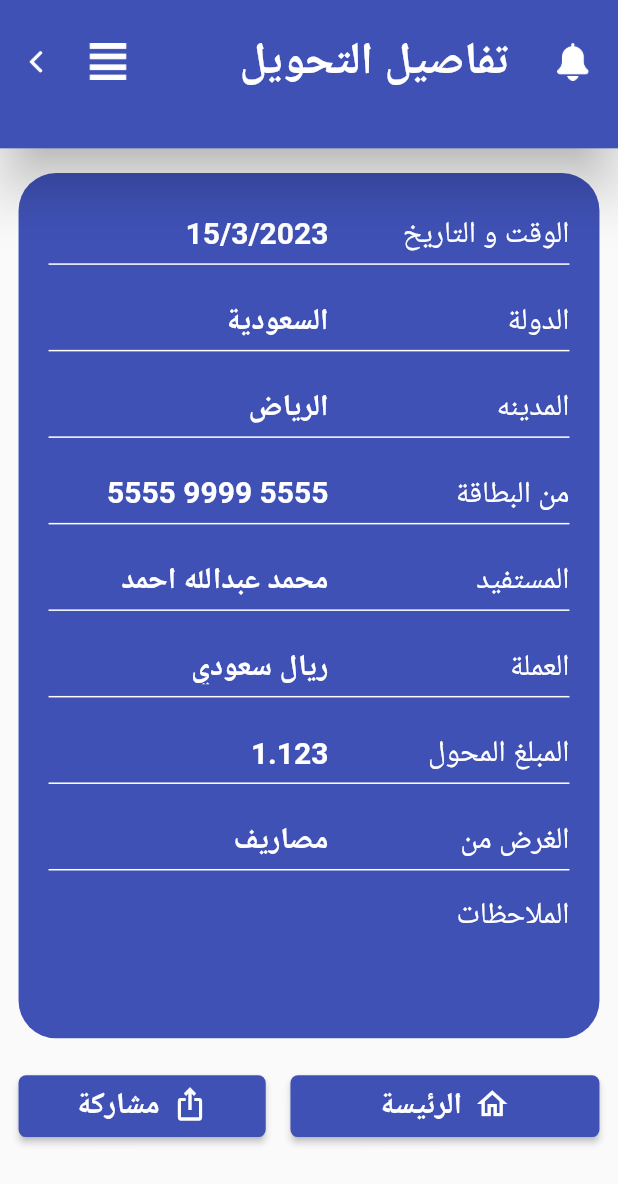
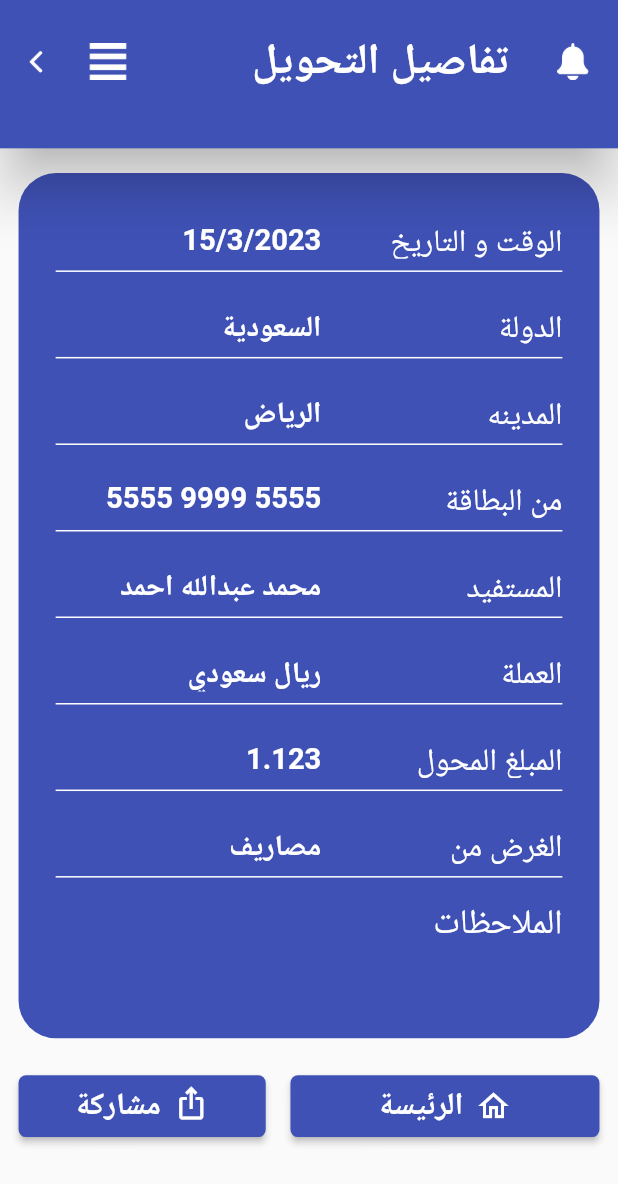
Before and after one commit to MohamedSayedBayoumy/bank_app, a Flutter app: the DetailsTransfer screen opened directly, on a phone screen of 412 x 824 dp. Shown: the top 1184 px of the screen. Run offline on Flutter 3.47's test engine with Material 2 defaults, Android fonts, the phone set to English and light mode, and no system bars; our stand-ins replace animate_do, flutter_screenutil; Roboto replaces fonts that are missing (Ubuntu).

Commit message:
bank_app

```diff
--- a/lib/peresntation/components/app_bar/appbar_component.dart
+++ b/lib/peresntation/components/app_bar/appbar_component.dart
@@ -1,7 +1,8 @@
 import 'package:bank_app/peresntation/components/Directionality_component.dart';
-import 'package:bank_app/peresntation/screens/LoginScreen_screen.dart';
+import 'package:bank_app/peresntation/screens/login&register_screens/LoginScreen_screen.dart';
 import 'package:bank_app/peresntation/screens/last_data_screen.dart';
 import 'package:flutter/material.dart';
+import 'package:flutter_screenutil/flutter_screenutil.dart';
 
 class NaturalAppBar extends StatelessWidget implements PreferredSizeWidget {
   dynamic title;
@@ -50,10 +51,10 @@ class NaturalAppBar extends StatelessWidget implements PreferredSizeWidget {
         flexibleSpace: Container(height: heightFlexibleSpace),
         title: Text(
           title,
-          style: const TextStyle(
+          style: TextStyle(
               fontFamily: 'Ubuntu',
               fontWeight: FontWeight.bold,
-              fontSize: 30,
+              fontSize: 25.sp,
               color: Colors.white),
         ),
       ),
--- a/lib/peresntation/components/app_bar/custom_app_bar.dart
+++ b/lib/peresntation/components/app_bar/custom_app_bar.dart
@@ -27,7 +27,7 @@ class CustomAppBar extends StatelessWidget implements PreferredSizeWidget{
           onPressed: onPressedButtonBell ,
           icon: Image.asset(
             "assets/icons/bell.png",
-            width: 25,
+            width: media.height*.03,
           )) : null ,
       widgets: [
         IconButton(
--- a/lib/peresntation/components/text_component.dart
+++ b/lib/peresntation/components/text_component.dart
@@ -1,4 +1,5 @@
 import 'package:flutter/material.dart';
+import 'package:flutter_screenutil/flutter_screenutil.dart';
 
 class TextComponent extends StatelessWidget {
   String text;
@@ -18,7 +19,8 @@ class TextComponent extends StatelessWidget {
       style: TextStyle(
         fontFamily: fontFamily,
           color: colorText ?? Colors.indigo.shade500,
-          fontSize: fontSize ?? 25,
+          fontSize: fontSize  ?? 25.sp,
+
           fontWeight: isBold == true ? FontWeight.bold : null),
     );
   }
--- a/lib/peresntation/screens/transfer_screens/add_new_transfar.dart
+++ b/lib/peresntation/screens/transfer_screens/add_new_transfar.dart
@@ -112,8 +112,10 @@
 // }
 import 'package:bank_app/peresntation/components/general_button_component.dart';
 import 'package:bank_app/peresntation/components/genral_padding.dart';
+import 'package:bank_app/peresntation/components/text_component.dart';
 import 'package:bank_app/peresntation/components/textfiled_component.dart';
 import 'package:flutter/material.dart';
+import 'package:flutter_screenutil/flutter_screenutil.dart';
 
 import '../../components/app_bar/custom_app_bar.dart';
 import '../../components/drop_list_component.dart';
@@ -218,7 +220,7 @@ class AddNewTransfer extends StatelessWidget {
               onPressed: () {},
               color: Colors.indigo,
               height: media.height * .05,
-              child: const Text("تحويل" ,style: TextStyle(fontWeight: FontWeight.w900),),
+              child:  TextComponent(text : "تحويل" ,isBold: true ,fontSize: 18.sp ,colorText: Colors.white,),
             ),
           ],
         ),
--- a/lib/peresntation/screens/transfer_screens/details_transfer.dart
+++ b/lib/peresntation/screens/transfer_screens/details_transfer.dart
@@ -2,6 +2,7 @@ import 'package:bank_app/peresntation/components/Directionality_component.dart';
 import 'package:bank_app/peresntation/components/genral_padding.dart';
 import 'package:bank_app/peresntation/components/space_component.dart';
 import 'package:flutter/material.dart';
+import 'package:flutter_screenutil/flutter_screenutil.dart';
 import '../../components/app_bar/appbar_component.dart';
 import '../../components/app_bar/custom_app_bar.dart';
 import '../../components/general_button_component.dart';
@@ -46,8 +47,7 @@ class DetailsTransfer extends StatelessWidget {
             Container(
               width: media.width,
               height: media.height * .7,
-              padding: const EdgeInsets.all(20),
-              // margin: ,
+              padding:   EdgeInsets.all(media.height*.03),
               decoration: BoxDecoration(
                   color: Colors.indigo,
                   borderRadius: BorderRadius.circular(25)),
@@ -74,7 +74,7 @@ class DetailsTransfer extends StatelessWidget {
                               child: TextComponent(
                                 text: data[index].address,
                                 colorText: Colors.white,
-                                fontSize: 20.0,
+                                fontSize: 18.0.sp,
                               ),
                             ),
                             SpaceComponent(
@@ -87,7 +87,7 @@ class DetailsTransfer extends StatelessWidget {
                               child: TextComponent(
                                 text: data[index].data,
                                 colorText: Colors.white,
-                                fontSize: 20.0,
+                                fontSize: 17.0.sp,
                                 isBold: true,
                               ),
                             ),
@@ -101,7 +101,7 @@ class DetailsTransfer extends StatelessWidget {
                       TextComponent(
                         text: "الملاحظات",
                         colorText: Colors.white,
-                        fontSize: 20.0,
+                        fontSize: 20.0.sp,
                       ),
                       SpaceComponent(
                         width: media.width * .03,
@@ -109,7 +109,7 @@ class DetailsTransfer extends StatelessWidget {
                       TextComponent(
                         text: "",
                         colorText: Colors.white,
-                        fontSize: 20.0,
+                        fontSize: 15.0.sp,
                         isBold: true,
                       ),
                     ],
@@ -182,16 +182,16 @@ class DetailsTransfer extends StatelessWidget {
                     height: media.height * .05,
                     child: Row(
                       mainAxisAlignment: MainAxisAlignment.center,
-                      crossAxisAlignment: CrossAxisAlignment.start,
+                      crossAxisAlignment: CrossAxisAlignment.center,
                       children:   [
                         const Icon(Icons.home_outlined) ,
                         SpaceComponent(),
-                        const  Text(
-                          "الرئيسة",
-                          style: TextStyle(
-                              color: Colors.white,
-                              fontSize: 20.0,
-                              fontWeight: FontWeight.bold),
+                          TextComponent(
+                          text : "الرئيسة",
+                          colorText: Colors.white ,
+                          isBold: true ,
+                          fontSize: 18.0.sp,
+
                         ),
                       ],
                     )),
@@ -206,12 +206,12 @@ class DetailsTransfer extends StatelessWidget {
                     children:   [
                       const Icon(Icons.ios_share) ,
                       SpaceComponent(),
-                      const  Text(
-                        "مشاركة",
-                        style: TextStyle(
-                            color: Colors.white,
-                            fontSize: 20.0,
-                            fontWeight: FontWeight.bold),
+                      TextComponent(
+                        text : "مشاركة",
+                        colorText: Colors.white ,
+                        isBold: true ,
+                        fontSize: 18.0.sp,
+
                       ),
                     ],
                   ) ,
--- a/pubspec.yaml
+++ b/pubspec.yaml
@@ -38,6 +38,7 @@ dependencies:
   equatable: ^2.0.5
   get_it: ^7.2.0
   translator: ^0.1.7
+  flutter_screenutil: ^5.6.1
 
 dev_dependencies:
   flutter_test:
```
Also changed, not shown: lib/main.dart (+16 -9 lines), lib/peresntation/screens/account_screen.dart (+55 -24 lines), lib/peresntation/screens/details_data.dart (deleted, +0 -82 lines), lib/peresntation/screens/transfer_screens/details_data.dart (added, +82 -0 lines), lib/peresntation/screens/transfer_screens/tranfer_screen.dart (+38 -15 lines), lib/peresntation/screens/transfer_screens/transfer_data_confirmation.dart (+12 -10 lines), lib/peresntation/screens/transfer_screens/transfer_way_screen.dart (+10 -11 lines), lib/peresntation/screens/wallet/add_balance_screen.dart (+8 -7 lines), lib/peresntation/screens/wallet/wallet_details.dart (+8 -8 lines), lib/peresntation/screens/login&register_screens/LoginScreen_screen.dart (renamed from lib/peresntation/screens/LoginScreen_screen.dart), pubspec.lock.
